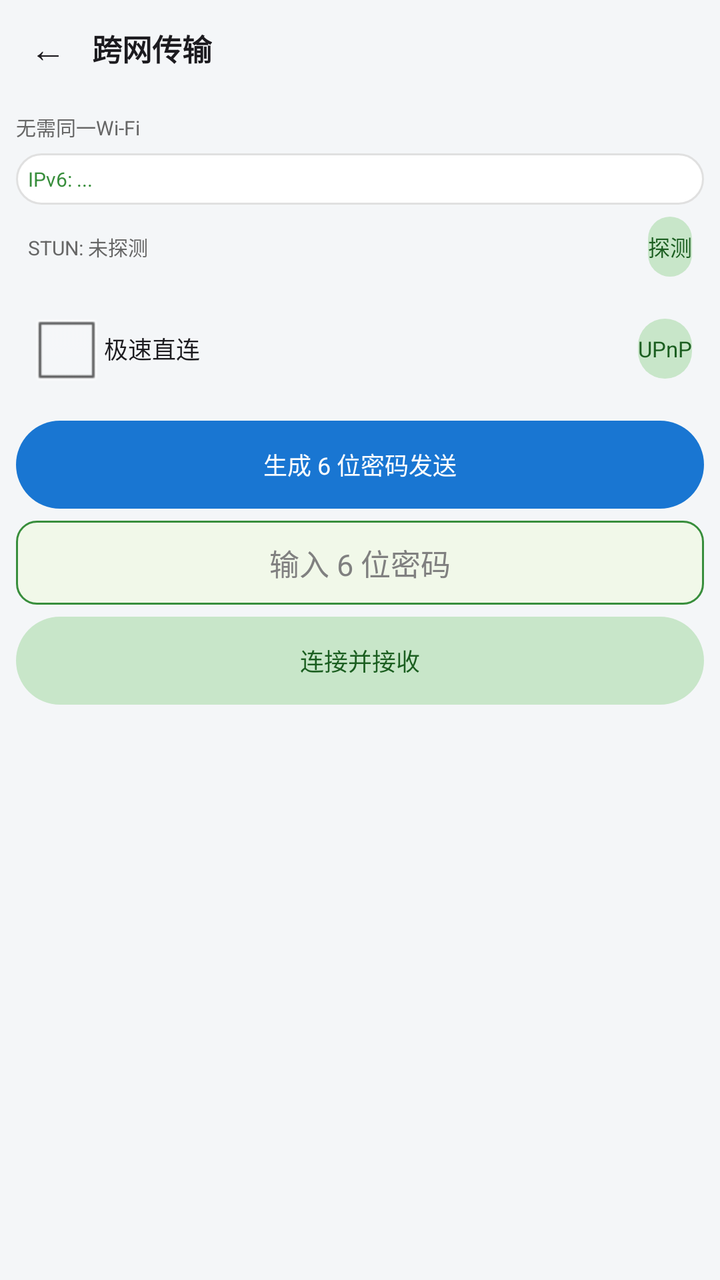
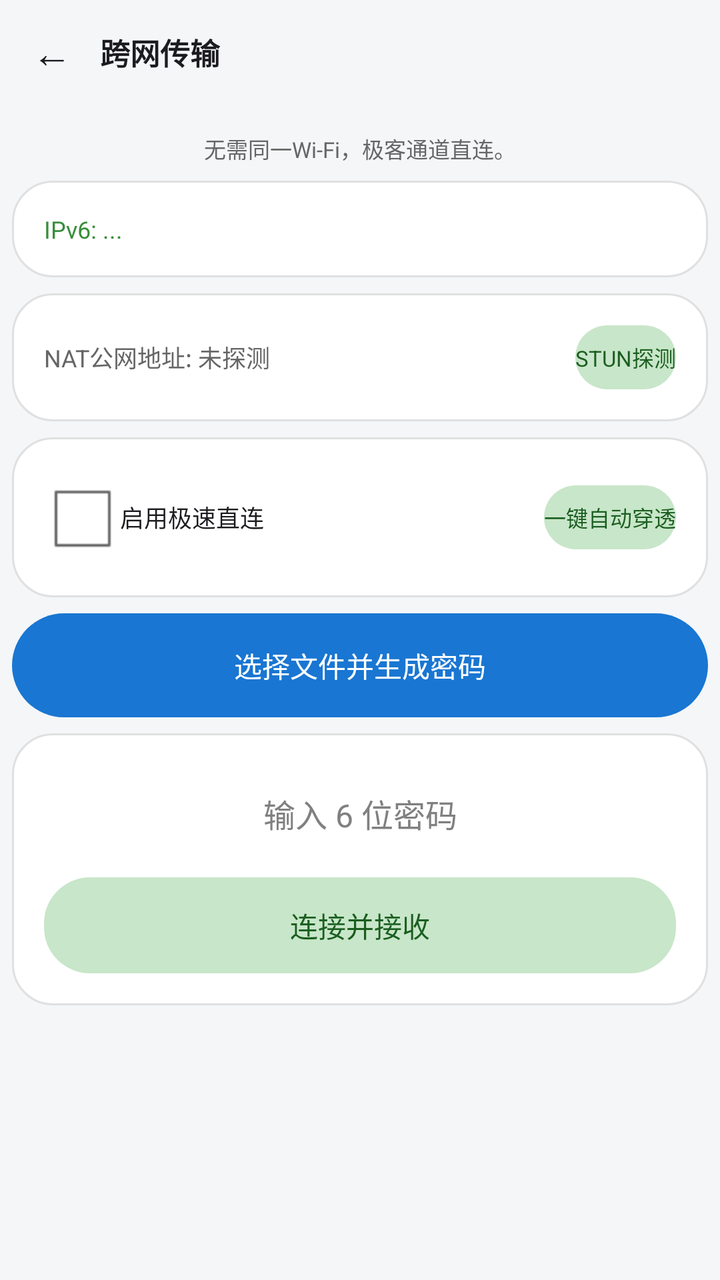

An Android layout rendered at two revisions. The XML below is the earlier revision; the diff shows what the commit changed to produce the second picture.
<!-- AndroidManifest.xml: activity theme android:Theme.NoTitleBar -->
<!-- res/layout/activity_cross_net.xml -->
<?xml version="1.0" encoding="utf-8"?>
<LinearLayout xmlns:android="http://schemas.android.com/apk/res/android"
    android:id="@+id/root_cross_net"
    android:layout_width="match_parent"
    android:layout_height="match_parent"
    android:orientation="vertical"
    android:background="#F4F6F8">

    <LinearLayout
        android:layout_width="match_parent"
        android:layout_height="wrap_content"
        android:orientation="horizontal"
        android:gravity="center_vertical"
        android:padding="6dp">
        <Button android:id="@+id/btn_cn_back"
            android:layout_width="36dp" android:layout_height="36dp"
            android:text="←" android:textSize="18sp" android:textColor="#1C1B1F"
            android:background="@android:color/transparent" android:minHeight="0dp" android:minWidth="0dp"/>
        <TextView android:id="@+id/tv_cross_net_title"
            android:layout_width="wrap_content" android:layout_height="wrap_content"
            android:text="跨网传输" android:textSize="15sp" android:textStyle="bold"
            android:textColor="#1C1B1F" android:layout_marginLeft="4dp"/>
    </LinearLayout>

    <ScrollView android:layout_width="match_parent" android:layout_height="match_parent">
        <LinearLayout android:layout_width="match_parent" android:layout_height="wrap_content"
            android:orientation="vertical" android:padding="8dp">

            <TextView android:id="@+id/tv_cross_net_desc"
                android:layout_width="match_parent" android:layout_height="wrap_content"
                android:text="无需同一Wi-Fi" android:textColor="#666" android:textSize="10sp"
                android:layout_marginBottom="6dp"/>

            <TextView android:id="@+id/tv_ipv6_info"
                android:layout_width="match_parent" android:layout_height="wrap_content"
                android:text="IPv6: ..." android:textSize="10sp" android:textColor="#388E3C"
                android:padding="6dp" android:background="@drawable/watch_card"/>

            <LinearLayout android:layout_width="match_parent" android:layout_height="wrap_content"
                android:orientation="horizontal" android:gravity="center_vertical" android:padding="6dp">
                <TextView android:id="@+id/tv_stun_info"
                    android:layout_width="0dp" android:layout_weight="1" android:layout_height="wrap_content"
                    android:text="STUN: 未探测" android:textSize="10sp" android:textColor="#666"/>
                <Button android:id="@+id/btn_stun_probe"
                    android:layout_width="wrap_content" android:layout_height="30dp"
                    android:text="探测" android:textSize="11sp" android:textColor="#1B5E20"
                    android:background="@drawable/watch_btn_secondary" android:minHeight="0dp"/>
            </LinearLayout>

            <LinearLayout android:layout_width="match_parent" android:layout_height="wrap_content"
                android:orientation="horizontal" android:gravity="center_vertical" android:padding="6dp">
                <CheckBox android:id="@+id/cb_use_direct"
                    android:layout_width="0dp" android:layout_weight="1" android:layout_height="wrap_content"
                    android:text="极速直连" android:textColor="#1C1B1F" android:textSize="12sp"/>
                <Button android:id="@+id/btn_upnp_punch"
                    android:layout_width="wrap_content" android:layout_height="30dp"
                    android:text="UPnP" android:textSize="11sp" android:textColor="#1B5E20"
                    android:background="@drawable/watch_btn_secondary" android:minHeight="0dp"/>
            </LinearLayout>

            <LinearLayout android:id="@+id/layout_direct_ip"
                android:layout_width="match_parent" android:layout_height="wrap_content"
                android:orientation="vertical" android:visibility="gone" android:padding="6dp">
                <EditText android:id="@+id/et_direct_ip"
                    android:layout_width="match_parent" android:layout_height="40dp"
                    android:hint="对方公网 IP:端口" android:inputType="text"
                    android:background="@drawable/watch_edittext" android:padding="8dp"
                    android:textSize="11sp"/>
            </LinearLayout>

            <LinearLayout android:id="@+id/layout_cn_selected_files"
                android:layout_width="match_parent" android:layout_height="wrap_content"
                android:orientation="vertical" android:background="@drawable/watch_card"
                android:padding="6dp" android:visibility="gone" android:layout_marginTop="4dp">
                <TextView android:id="@+id/tv_cn_file_info"
                    android:layout_width="match_parent" android:layout_height="wrap_content"
                    android:textSize="10sp" android:textColor="#388E3C"/>
                <LinearLayout android:layout_width="match_parent" android:layout_height="wrap_content"
                    android:orientation="horizontal" android:gravity="end" android:layout_marginTop="4dp">
                    <Button android:id="@+id/btn_cn_edit_files"
                        android:layout_width="wrap_content" android:layout_height="26dp"
                        android:text="编辑" android:textSize="10sp" android:textColor="#49454F"
                        android:background="@android:color/transparent" android:minHeight="0dp"/>
                    <Button android:id="@+id/btn_cn_add_files"
                        android:layout_width="wrap_content" android:layout_height="26dp"
                        android:text="+ 添加" android:textSize="10sp" android:textColor="#FFFFFF"
                        android:background="@drawable/watch_btn_primary" android:minHeight="0dp"
                        android:layout_marginLeft="4dp"/>
                </LinearLayout>
            </LinearLayout>

            <Button android:id="@+id/btn_cn_generate"
                android:layout_width="match_parent" android:layout_height="44dp"
                android:text="生成 6 位密码发送" android:textColor="#FFFFFF"
                android:background="@drawable/watch_btn_send" android:textSize="12sp"
                android:layout_marginTop="6dp"/>

            <TextView android:id="@+id/tv_cn_pin_display"
                android:layout_width="match_parent" android:layout_height="wrap_content"
                android:textColor="#388E3C" android:textSize="18sp" android:textStyle="bold"
                android:gravity="center" android:layout_marginTop="6dp" android:visibility="gone"/>

            <EditText android:id="@+id/et_cn_pin"
                android:layout_width="match_parent" android:layout_height="42dp"
                android:hint="输入 6 位密码" android:inputType="number"
                android:gravity="center" android:textSize="15sp"
                android:background="@drawable/watch_edittext" android:layout_marginTop="6dp"/>

            <Button android:id="@+id/btn_cn_receive"
                android:layout_width="match_parent" android:layout_height="44dp"
                android:text="连接并接收" android:textColor="#1B5E20"
                android:background="@drawable/watch_btn_secondary" android:textSize="12sp"
                android:layout_marginTop="6dp"/>

            <TextView android:id="@+id/tv_cn_status"
                android:layout_width="match_parent" android:layout_height="wrap_content"
                android:textColor="#388E3C" android:textSize="10sp"
                android:layout_marginTop="6dp" android:gravity="center"/>

            <TextView android:id="@+id/tv_advanced_tip"
                android:layout_width="match_parent" android:layout_height="wrap_content"
                android:textSize="10sp" android:textColor="#888" android:layout_marginTop="6dp"/>

            <TextView android:id="@+id/tv_send_title" android:layout_width="0dp" android:layout_height="0dp" android:visibility="gone"/>
            <TextView android:id="@+id/tv_recv_title" android:layout_width="0dp" android:layout_height="0dp" android:visibility="gone"/>
            <TextView android:id="@+id/tv_select_mode" android:layout_width="0dp" android:layout_height="0dp" android:visibility="gone"/>
        </LinearLayout>
    </ScrollView>
</LinearLayout>
<!-- resources referenced by this layout -->
<resources>
  <!-- drawable watch_btn_primary (drawable) -->
  <?xml version="1.0" encoding="utf-8"?>
  <selector xmlns:android="http://schemas.android.com/apk/res/android">
      <item android:state_pressed="true"><shape><solid android:color="#2E7D32"/><corners android:radius="26dp"/></shape></item>
      <item><shape><solid android:color="#388E3C"/><corners android:radius="26dp"/></shape></item>
  </selector>
  <!-- drawable watch_btn_secondary (drawable) -->
  <?xml version="1.0" encoding="utf-8"?>
  <selector xmlns:android="http://schemas.android.com/apk/res/android">
      <item android:state_pressed="true"><shape><solid android:color="#A5D6A7"/><corners android:radius="23dp"/></shape></item>
      <item><shape><solid android:color="#C8E6C9"/><corners android:radius="23dp"/></shape></item>
  </selector>
  <!-- drawable watch_btn_send (drawable) -->
  <?xml version="1.0" encoding="utf-8"?>
  <selector xmlns:android="http://schemas.android.com/apk/res/android">
      <item android:state_pressed="true"><shape><solid android:color="#1565C0"/><corners android:radius="26dp"/></shape></item>
      <item><shape><solid android:color="#1976D2"/><corners android:radius="26dp"/></shape></item>
  </selector>
  <!-- drawable watch_card (drawable) -->
  <?xml version="1.0" encoding="utf-8"?>
  <shape xmlns:android="http://schemas.android.com/apk/res/android">
      <solid android:color="#FFFFFF"/>
      <corners android:radius="20dp"/>
      <stroke android:width="1dp" android:color="#E0E0E0"/>
  </shape>
  <!-- drawable watch_edittext (drawable) -->
  <?xml version="1.0" encoding="utf-8"?>
  <shape xmlns:android="http://schemas.android.com/apk/res/android">
      <solid android:color="#F1F8E9"/>
      <corners android:radius="10dp"/>
      <stroke android:width="1dp" android:color="#388E3C"/>
  </shape>
</resources>

<!-- the commit's change to res/layout/activity_cross_net.xml (unified diff, before → after) -->
@@ -6,121 +6,155 @@
     android:orientation="vertical"
     android:background="#F4F6F8">
 
+    
     <LinearLayout
+        android:id="@+id/cross_net_top_bar"
         android:layout_width="match_parent"
         android:layout_height="wrap_content"
         android:orientation="horizontal"
         android:gravity="center_vertical"
         android:padding="6dp">
-        <Button android:id="@+id/btn_cn_back"
-            android:layout_width="36dp" android:layout_height="36dp"
-            android:text="←" android:textSize="18sp" android:textColor="#1C1B1F"
-            android:background="@android:color/transparent" android:minHeight="0dp" android:minWidth="0dp"/>
-        <TextView android:id="@+id/tv_cross_net_title"
-            android:layout_width="wrap_content" android:layout_height="wrap_content"
-            android:text="跨网传输" android:textSize="15sp" android:textStyle="bold"
-            android:textColor="#1C1B1F" android:layout_marginLeft="4dp"/>
+        <Button
+            android:id="@+id/btn_cn_back"
+            android:layout_width="40dp"
+            android:layout_height="40dp"
+            android:text="←"
+            android:textSize="20sp"
+            android:textColor="#1C1B1F"
+            android:background="@android:color/transparent"
+            android:minHeight="0dp"
+            android:minWidth="0dp" />
+        <TextView
+            android:id="@+id/tv_cross_net_title"
+            android:layout_width="wrap_content"
+            android:layout_height="wrap_content"
+            android:text="跨网传输"
+            android:textSize="15sp"
+            android:textStyle="bold"
+            android:textColor="#1C1B1F"
+            android:layout_marginLeft="4dp" />
     </LinearLayout>
 
-    <ScrollView android:layout_width="match_parent" android:layout_height="match_parent">
-        <LinearLayout android:layout_width="match_parent" android:layout_height="wrap_content"
-            android:orientation="vertical" android:padding="8dp">
+    <ScrollView
+        android:id="@+id/cross_net_scroll"
+        android:layout_width="match_parent"
+        android:layout_height="match_parent">
+        <LinearLayout
+            android:id="@+id/cross_net_container"
+            android:layout_width="match_parent"
+            android:layout_height="wrap_content"
+            android:orientation="vertical"
+            android:padding="6dp">
 
             <TextView android:id="@+id/tv_cross_net_desc"
                 android:layout_width="match_parent" android:layout_height="wrap_content"
-                android:text="无需同一Wi-Fi" android:textColor="#666" android:textSize="10sp"
-                android:layout_marginBottom="6dp"/>
+                android:text="无需同一Wi-Fi，极客通道直连。" android:textColor="#666" android:textSize="11sp"
+                android:padding="8dp" android:gravity="center"/>
 
+            
             <TextView android:id="@+id/tv_ipv6_info"
                 android:layout_width="match_parent" android:layout_height="wrap_content"
-                android:text="IPv6: ..." android:textSize="10sp" android:textColor="#388E3C"
-                android:padding="6dp" android:background="@drawable/watch_card"/>
+                android:text="IPv6: ..." android:textSize="12sp" android:textColor="#388E3C"
+                android:padding="16dp" android:background="@drawable/watch_card" android:layout_marginBottom="8dp"/>
 
+            
             <LinearLayout android:layout_width="match_parent" android:layout_height="wrap_content"
-                android:orientation="horizontal" android:gravity="center_vertical" android:padding="6dp">
+                android:orientation="horizontal" android:gravity="center_vertical"
+                android:padding="16dp" android:background="@drawable/watch_card" android:layout_marginBottom="8dp">
                 <TextView android:id="@+id/tv_stun_info"
                     android:layout_width="0dp" android:layout_weight="1" android:layout_height="wrap_content"
-                    android:text="STUN: 未探测" android:textSize="10sp" android:textColor="#666"/>
+                    android:text="NAT公网地址: 未探测" android:textSize="12sp" android:textColor="#666"/>
                 <Button android:id="@+id/btn_stun_probe"
-                    android:layout_width="wrap_content" android:layout_height="30dp"
-                    android:text="探测" android:textSize="11sp" android:textColor="#1B5E20"
+                    android:layout_width="wrap_content" android:layout_height="32dp"
+                    android:text="STUN探测" android:textSize="11sp" android:textColor="#1B5E20"
                     android:background="@drawable/watch_btn_secondary" android:minHeight="0dp"/>
             </LinearLayout>
 
+            
             <LinearLayout android:layout_width="match_parent" android:layout_height="wrap_content"
-                android:orientation="horizontal" android:gravity="center_vertical" android:padding="6dp">
+                android:orientation="horizontal" android:gravity="center_vertical"
+                android:padding="16dp" android:background="@drawable/watch_card" android:layout_marginBottom="8dp">
                 <CheckBox android:id="@+id/cb_use_direct"
                     android:layout_width="0dp" android:layout_weight="1" android:layout_height="wrap_content"
-                    android:text="极速直连" android:textColor="#1C1B1F" android:textSize="12sp"/>
+                    android:text="启用极速直连" android:textColor="#1C1B1F" android:textSize="12sp"/>
                 <Button android:id="@+id/btn_upnp_punch"
-                    android:layout_width="wrap_content" android:layout_height="30dp"
-                    android:text="UPnP" android:textSize="11sp" android:textColor="#1B5E20"
+                    android:layout_width="wrap_content" android:layout_height="32dp"
+                    android:text="一键自动穿透" android:textSize="11sp" android:textColor="#1B5E20"
                     android:background="@drawable/watch_btn_secondary" android:minHeight="0dp"/>
             </LinearLayout>
 
+            
             <LinearLayout android:id="@+id/layout_direct_ip"
                 android:layout_width="match_parent" android:layout_height="wrap_content"
-                android:orientation="vertical" android:visibility="gone" android:padding="6dp">
+                android:orientation="vertical" android:visibility="gone" android:layout_marginBottom="8dp">
                 <EditText android:id="@+id/et_direct_ip"
-                    android:layout_width="match_parent" android:layout_height="40dp"
+                    android:layout_width="match_parent" android:layout_height="48dp"
                     android:hint="对方公网 IP:端口" android:inputType="text"
-                    android:background="@drawable/watch_edittext" android:padding="8dp"
-                    android:textSize="11sp"/>
+                    android:background="@drawable/watch_card" android:padding="16dp"
+                    android:textSize="13sp"/>
             </LinearLayout>
 
+            
             <LinearLayout android:id="@+id/layout_cn_selected_files"
                 android:layout_width="match_parent" android:layout_height="wrap_content"
                 android:orientation="vertical" android:background="@drawable/watch_card"
-                android:padding="6dp" android:visibility="gone" android:layout_marginTop="4dp">
+                android:padding="16dp" android:visibility="gone" android:layout_marginBottom="8dp">
                 <TextView android:id="@+id/tv_cn_file_info"
                     android:layout_width="match_parent" android:layout_height="wrap_content"
-                    android:textSize="10sp" android:textColor="#388E3C"/>
+                    android:textSize="13sp" android:textColor="#388E3C"/>
                 <LinearLayout android:layout_width="match_parent" android:layout_height="wrap_content"
-                    android:orientation="horizontal" android:gravity="end" android:layout_marginTop="4dp">
+                    android:orientation="horizontal" android:gravity="end" android:layout_marginTop="8dp">
                     <Button android:id="@+id/btn_cn_edit_files"
-                        android:layout_width="wrap_content" android:layout_height="26dp"
-                        android:text="编辑" android:textSize="10sp" android:textColor="#49454F"
+                        android:layout_width="wrap_content" android:layout_height="32dp"
+                        android:text="编辑" android:textSize="11sp" android:textColor="#666"
                         android:background="@android:color/transparent" android:minHeight="0dp"/>
                     <Button android:id="@+id/btn_cn_add_files"
-                        android:layout_width="wrap_content" android:layout_height="26dp"
-                        android:text="+ 添加" android:textSize="10sp" android:textColor="#FFFFFF"
+                        android:layout_width="wrap_content" android:layout_height="32dp"
+                        android:text="+ 追加" android:textSize="11sp" android:textColor="#FFFFFF"
                         android:background="@drawable/watch_btn_primary" android:minHeight="0dp"
-                        android:layout_marginLeft="4dp"/>
+                        android:layout_marginLeft="8dp"/>
                 </LinearLayout>
             </LinearLayout>
 
+            
             <Button android:id="@+id/btn_cn_generate"
-                android:layout_width="match_parent" android:layout_height="44dp"
-                android:text="生成 6 位密码发送" android:textColor="#FFFFFF"
-                android:background="@drawable/watch_btn_send" android:textSize="12sp"
-                android:layout_marginTop="6dp"/>
+                android:layout_width="match_parent" android:layout_height="52dp"
+                android:text="选择文件并生成密码" android:textColor="#FFFFFF"
+                android:background="@drawable/watch_btn_send" android:textSize="14sp"
+                android:layout_marginBottom="8dp"/>
 
             <TextView android:id="@+id/tv_cn_pin_display"
                 android:layout_width="match_parent" android:layout_height="wrap_content"
-                android:textColor="#388E3C" android:textSize="18sp" android:textStyle="bold"
-                android:gravity="center" android:layout_marginTop="6dp" android:visibility="gone"/>
+                android:textColor="#388E3C" android:textSize="20sp" android:textStyle="bold"
+                android:gravity="center" android:layout_marginBottom="8dp" android:visibility="gone"/>
 
-            <EditText android:id="@+id/et_cn_pin"
-                android:layout_width="match_parent" android:layout_height="42dp"
-                android:hint="输入 6 位密码" android:inputType="number"
-                android:gravity="center" android:textSize="15sp"
-                android:background="@drawable/watch_edittext" android:layout_marginTop="6dp"/>
-
-            <Button android:id="@+id/btn_cn_receive"
-                android:layout_width="match_parent" android:layout_height="44dp"
-                android:text="连接并接收" android:textColor="#1B5E20"
-                android:background="@drawable/watch_btn_secondary" android:textSize="12sp"
-                android:layout_marginTop="6dp"/>
+            
+            <LinearLayout android:layout_width="match_parent" android:layout_height="wrap_content"
+                android:orientation="vertical" android:background="@drawable/watch_card"
+                android:padding="16dp" android:layout_marginBottom="8dp">
+                <EditText android:id="@+id/et_cn_pin"
+                    android:layout_width="match_parent" android:layout_height="48dp"
+                    android:hint="输入 6 位密码" android:inputType="number"
+                    android:gravity="center" android:textSize="16sp"
+                    android:background="@android:color/transparent"/>
+                <Button android:id="@+id/btn_cn_receive"
+                    android:layout_width="match_parent" android:layout_height="48dp"
+                    android:text="连接并接收" android:textColor="#1B5E20"
+                    android:background="@drawable/watch_btn_secondary" android:textSize="14sp"
+                    android:layout_marginTop="8dp"/>
+            </LinearLayout>
 
             <TextView android:id="@+id/tv_cn_status"
                 android:layout_width="match_parent" android:layout_height="wrap_content"
-                android:textColor="#388E3C" android:textSize="10sp"
-                android:layout_marginTop="6dp" android:gravity="center"/>
+                android:textColor="#388E3C" android:textSize="12sp"
+                android:layout_marginTop="8dp" android:gravity="center"/>
 
             <TextView android:id="@+id/tv_advanced_tip"
                 android:layout_width="match_parent" android:layout_height="wrap_content"
-                android:textSize="10sp" android:textColor="#888" android:layout_marginTop="6dp"/>
+                android:textSize="11sp" android:textColor="#888" android:layout_marginTop="8dp"
+                android:lineSpacingExtra="4dp"/>
 
+            
             <TextView android:id="@+id/tv_send_title" android:layout_width="0dp" android:layout_height="0dp" android:visibility="gone"/>
             <TextView android:id="@+id/tv_recv_title" android:layout_width="0dp" android:layout_height="0dp" android:visibility="gone"/>
             <TextView android:id="@+id/tv_select_mode" android:layout_width="0dp" android:layout_height="0dp" android:visibility="gone"/>
<!-- resource entries referenced after the edit -->
@@ -25,12 +25,5 @@
       <corners android:radius="20dp"/>
       <stroke android:width="1dp" android:color="#E0E0E0"/>
   </shape>
-  <!-- drawable watch_edittext (drawable) -->
-  <?xml version="1.0" encoding="utf-8"?>
-  <shape xmlns:android="http://schemas.android.com/apk/res/android">
-      <solid android:color="#F1F8E9"/>
-      <corners android:radius="10dp"/>
-      <stroke android:width="1dp" android:color="#388E3C"/>
-  </shape>
 </resources>
 
